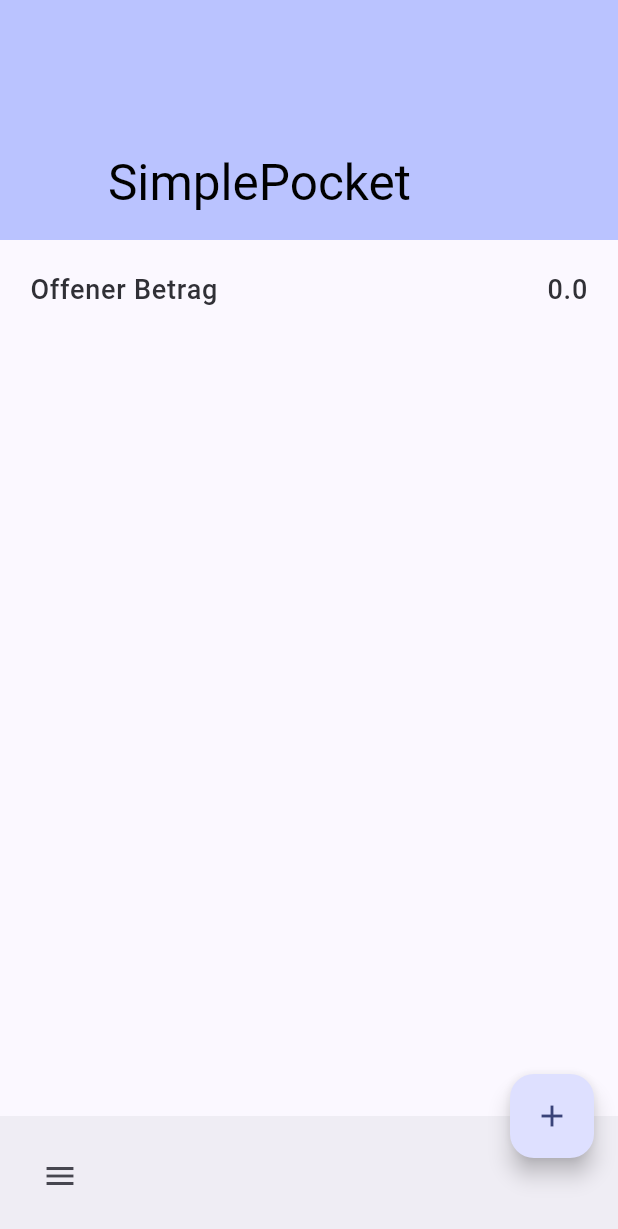
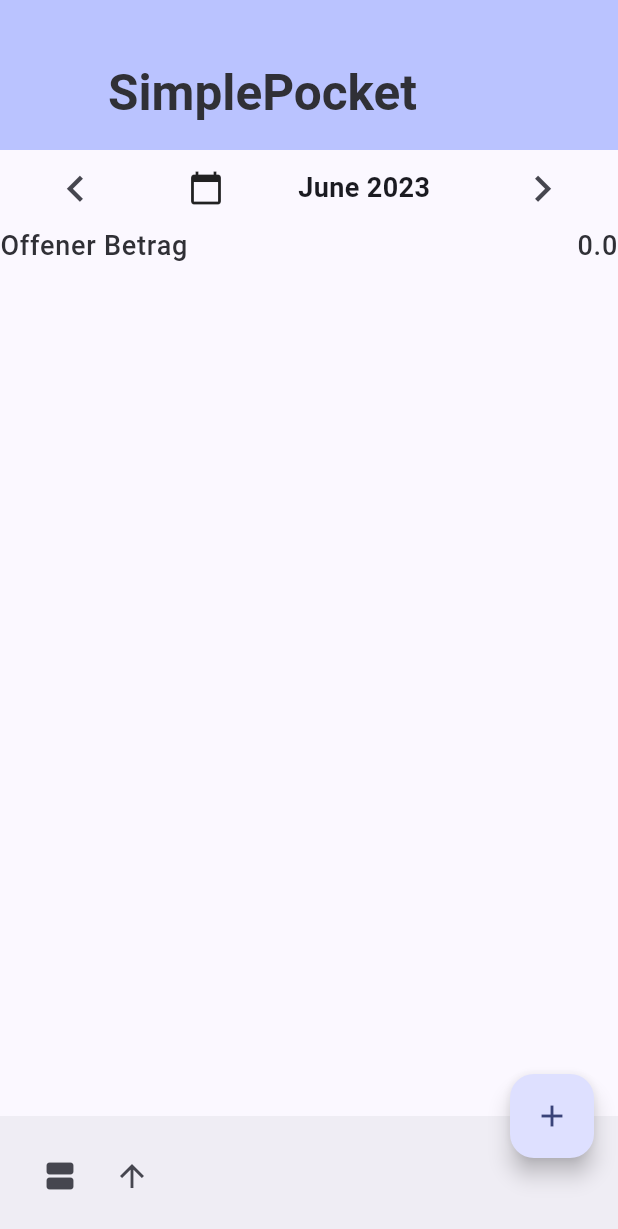
Before and after one commit to abrinke/simple_pocket_flutter, a Flutter app: the screen it shows after launch, on a phone screen of 412 x 824 dp. Shown: the top 1229 px of the screen. Run offline on Flutter 3.47's test engine with Material 2 defaults, Android fonts, the phone set to English and light mode, and no system bars; our stand-ins replace hive, hive_flutter; accounts and stored records are empty.

```diff
--- /dev/null
+++ b/lib/colors/theme_helper.dart
@@ -0,0 +1,13 @@
+import 'package:flutter/material.dart';
+
+class ThemeHelper {
+  static Color inverseSurface(BuildContext context) {
+    return Theme.of(context).colorScheme.inverseSurface;
+  }
+  static Color inversePrimary(BuildContext context) {
+    return Theme.of(context).colorScheme.inversePrimary;
+  }
+  static Color primary(BuildContext context) {
+    return Theme.of(context).colorScheme.primary;
+  }
+}
--- a/lib/main.dart
+++ b/lib/main.dart
@@ -2,7 +2,6 @@ import 'package:flutter/material.dart';
 import 'package:hive_flutter/hive_flutter.dart';
 import 'package:simple_pocket/hive/transaction.dart';
 import 'package:simple_pocket/widgets/transaction/silver_app_bar.dart';
-import 'package:simple_pocket/widgets/transaction/transaction_list.dart';
 
 void main() async {
   await Hive.initFlutter();
--- a/lib/widgets/transaction/silver_app_bar.dart
+++ b/lib/widgets/transaction/silver_app_bar.dart
@@ -1,5 +1,7 @@
 import 'package:flutter/material.dart';
 import 'package:hive_flutter/adapters.dart';
+import 'package:intl/intl.dart';
+import 'package:simple_pocket/colors/theme_helper.dart';
 import 'package:simple_pocket/widgets/transaction/transaction_creator.dart';
 import 'package:simple_pocket/widgets/transaction/transaction_details.dart';
 
@@ -13,88 +15,140 @@ class SliverAppBarEx extends StatefulWidget {
 }
 
 class _SliverAppBarExState extends State<SliverAppBarEx> {
-  final bool _pinned = true;
-  final bool _snap = false;
-  final bool _floating = false;
+  bool isAscending = true;
+  String currentDate = DateFormat('MMMM y').format(DateTime.now());
+  late Box<Transaction> hiveBox;
+  List<Transaction> transactions = [];
+  late ValueNotifier<List<Transaction>> transactionsNotifier;
+
+  @override
+  void initState() {
+    super.initState();
+    initHiveBox();
+  }
+
+  void refreshTransactions() {
+    transactions = hiveBox.values.toList();
+    transactionsNotifier.value = transactions;
+  }
+
+  Future<void> initHiveBox() async {
+    hiveBox = Hive.box<Transaction>('transactions');
+    transactions = hiveBox.values.toList();
+    transactionsNotifier = ValueNotifier(transactions);
+  }
 
   @override
   Widget build(BuildContext context) {
     return Scaffold(
       body: CustomScrollView(
+        physics: BouncingScrollPhysics(parent: AlwaysScrollableScrollPhysics()),
         slivers: <Widget>[
           SliverAppBar(
-            pinned: _pinned,
-            snap: _snap,
-            floating: _floating,
-            expandedHeight: 160.0,
+            pinned: true,
+            snap: false,
+            floating: false,
+            expandedHeight: 100.0,
             flexibleSpace: FlexibleSpaceBar(
+              title: Text(
+                "SimplePocket",
+                style: TextStyle(
+                    color: ThemeHelper.inverseSurface(context), fontWeight: FontWeight.bold),
+              ),
               background: Container(
                 color: Theme.of(context).colorScheme.inversePrimary,
-              ),
-              title: const Text("SimplePocket",
-                style: TextStyle(color: Colors.black),
               ),
             ),
           ),
           ValueListenableBuilder(
-            valueListenable: Hive.box<Transaction>('transactions').listenable(),
-            builder: (BuildContext context, Box<Transaction> transactions, Widget? child) {
-              double input = 0.0;
+            valueListenable: transactionsNotifier,
+            builder: (BuildContext context, transactions, Widget? child) {
               double output = 0.0;
 
               // Iterate over transactions and calculate sums
-              for (var transaction in transactions.values) {
-                if (!transaction.isPaid) {
+              for (var transaction in transactions) {
+                if (!transaction.isPaid && !transaction.isIncome) {
                   output += transaction.amount;
-                } else {
-                  input += transaction.amount;
                 }
               }
 
-              double saldo = output - input;
+              // Sort the list based on amount
+              transactions.sort((a, b) {
+                return isAscending
+                    ? a.amount.compareTo(b.amount)
+                    : b.amount.compareTo(a.amount);
+              });
 
               return SliverList(
                 delegate: SliverChildBuilderDelegate(
                   (BuildContext context, int index) {
                     // When index == 0, show the summary
                     if (index == 0) {
-                      return Padding(
-                        padding: EdgeInsets.only(left: 20, right: 20, top: 20,),
-                        child:  Row(
+                      return Column(
+                        children: [
+                          Row(
+                      mainAxisAlignment: MainAxisAlignment.spaceAround,
+                            children: [
+                              IconButton(
+                                icon: const Icon(
+                                  size: 35.0,
+                                  Icons.chevron_left,
+                                ),
+                                onPressed: () {},
+                              ),
+                              const Icon(Icons.calendar_today),
+                              Text(
+                                currentDate,
+                                style: const TextStyle(
+                                  fontSize: 18.0,
+                                  fontWeight: FontWeight.bold,
+                                ),
+                              ),
+                              IconButton(
+                                icon: const Icon(
+                                  size: 35.0,
+                                    Icons.chevron_right),
+                                onPressed: () {
+                                },
+                              ),
+                            ],
+                          ),
+                          Row(
                             children: [
                               Expanded(
-                              child: Text('Offener Betrag',
+                                  child: Text(
+                                'Offener Betrag',
                                 textAlign: TextAlign.left,
-                                style:  TextStyle(
+                                style: TextStyle(
                                   fontWeight: FontWeight.w500,
                                   fontSize: 18,
                                   letterSpacing: 0.5,
                                   color: Theme.of(context).colorScheme.inverseSurface,
                                 ),
-                              )
-                            ),
+                              )),
                               Expanded(
-                                child: Text(output.toString(),
+                                  child: Text(
+                                output.toString(),
                                 textAlign: TextAlign.right,
-                                  style:  TextStyle(
+                                style: TextStyle(
                                   fontWeight: FontWeight.w500,
                                   fontSize: 18,
                                   letterSpacing: 0.5,
                                   color: Theme.of(context).colorScheme.inverseSurface,
                                 ),
-                                )
+                              )),
+                            ],
                           ),
                         ],
-                        ),
                       );
                     }
 
                     // For other indices, show the transaction
-                    final transaction = transactions.getAt(index - 1);
+                    final transaction = transactions[index - 1];
 
-                    if (transaction == null) return null;
-
-                    return GestureDetector(
+                    return Padding(
+                      padding: const EdgeInsets.only(left: 8.0, right: 8.0),
+                      child: GestureDetector(
                         onTap: () {
                           Navigator.of(context).push(
                             PageRouteBuilder(
@@ -114,18 +168,22 @@ class _SliverAppBarExState extends State<SliverAppBarEx> {
                             ),
                           );
                         },
-                      child: Dismissible(
+                        child: transaction.isIncome == false
+                            ? Dismissible(
                                 key: Key(transaction.id),
                                 direction: DismissDirection.endToStart,
                                 // Von rechts nach links wischen
                                 onDismissed: (direction) {
+                                  hiveBox.delete(transaction);
                                   transaction.delete();
+                                  refreshTransactions();
                                 },
                                 background: Container(
-                          color: Colors.redAccent, // Hintergrundfarbe beim Wischen
-                          child: Icon(Icons.delete, color: Colors.white), // Symbol beim Wischen
+                                  color: Colors.redAccent, // Symbol beim Wischen
                                   alignment: Alignment.centerRight,
-                          padding: EdgeInsets.only(right: 20),
+                                  padding:
+                                      EdgeInsets.only(right: 20), // Hintergrundfarbe beim Wischen
+                                  child: Icon(Icons.delete, color: Colors.white),
                                 ),
                                 child: ListTile(
                                   title: Row(
@@ -148,6 +206,8 @@ class _SliverAppBarExState extends State<SliverAppBarEx> {
                                     ],
                                   ),
                                 ),
+                              )
+                            : Container(),
                       ),
                     );
                   },
@@ -162,14 +222,27 @@ class _SliverAppBarExState extends State<SliverAppBarEx> {
         child: const Icon(Icons.add),
         onPressed: () {
           Navigator.of(context).push(MaterialPageRoute(
-            builder: (_) => TransactionCreator(),
+            builder: (_) => TransactionCreator(
+              onTransactionAdded: refreshTransactions,
+            ),
           ));
         },
       ),
       floatingActionButtonLocation: FloatingActionButtonLocation.endDocked,
       bottomNavigationBar: BottomAppBar(
         child: Row(
-          children: [IconButton(onPressed: () {}, icon: const Icon(Icons.menu))],
+          children: [IconButton(
+              onPressed: () {},
+              icon: const Icon(Icons.view_agenda)
+          ),
+            IconButton(
+              onPressed: () {
+                setState(() {
+                  isAscending = !isAscending;
+                });
+              },
+              icon: Icon(isAscending ? Icons.arrow_upward : Icons.arrow_downward),
+            ),],
         ),
       ),
     );
--- a/lib/widgets/transaction/transaction_creator.dart
+++ b/lib/widgets/transaction/transaction_creator.dart
@@ -4,7 +4,9 @@ import 'package:hive/hive.dart';
 import '../../hive/transaction.dart';
 
 class TransactionCreator extends StatefulWidget {
-  TransactionCreator({Key? key}) : super(key: key);
+  final VoidCallback onTransactionAdded;
+
+  TransactionCreator({required this.onTransactionAdded});
 
   @override
   _TransactionCreatorState createState() => _TransactionCreatorState();
@@ -119,6 +121,7 @@ class _TransactionCreatorState extends State<TransactionCreator> {
             endDate: DateTime.now(),
           );
           Hive.box<Transaction>('transactions').add(transaction);
+          widget.onTransactionAdded();
           Navigator.pop(context);
         },
       ),
--- a/pubspec.yaml
+++ b/pubspec.yaml
@@ -31,6 +31,7 @@ dependencies:
   flutter:
     sdk: flutter
   uuid: ^3.0.5
+  intl: ^0.17.0
 
 
   # The following adds the Cupertino Icons font to your application.
```
Also changed, not shown: lib/widgets/transaction/transaction_list.dart (deleted, +0 -176 lines), pubspec.lock. Lines whose indentation alone changed are shown as unchanged.
